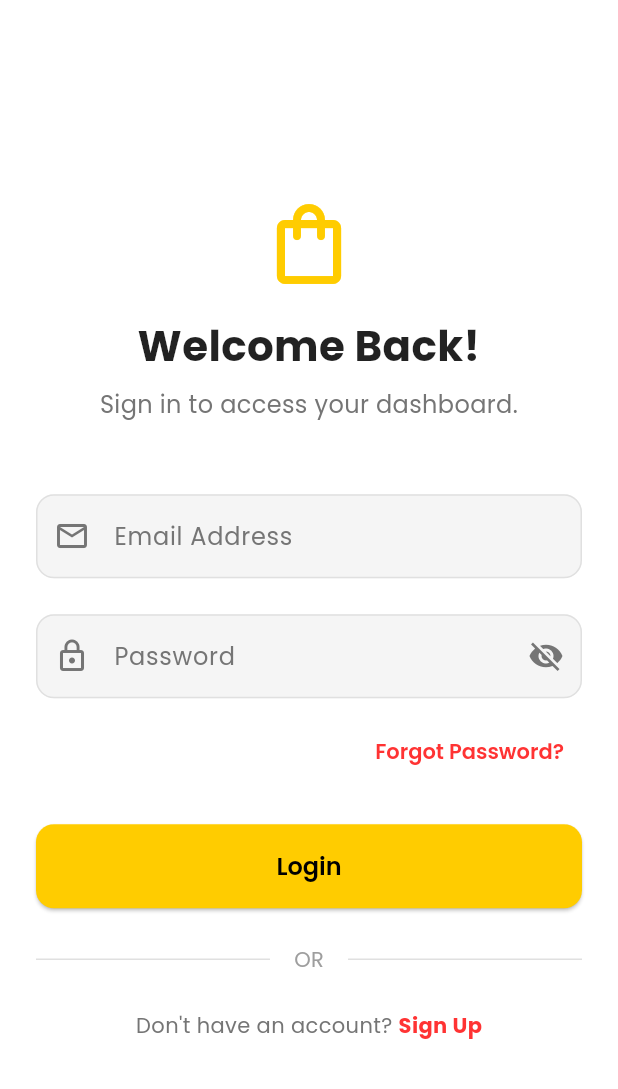
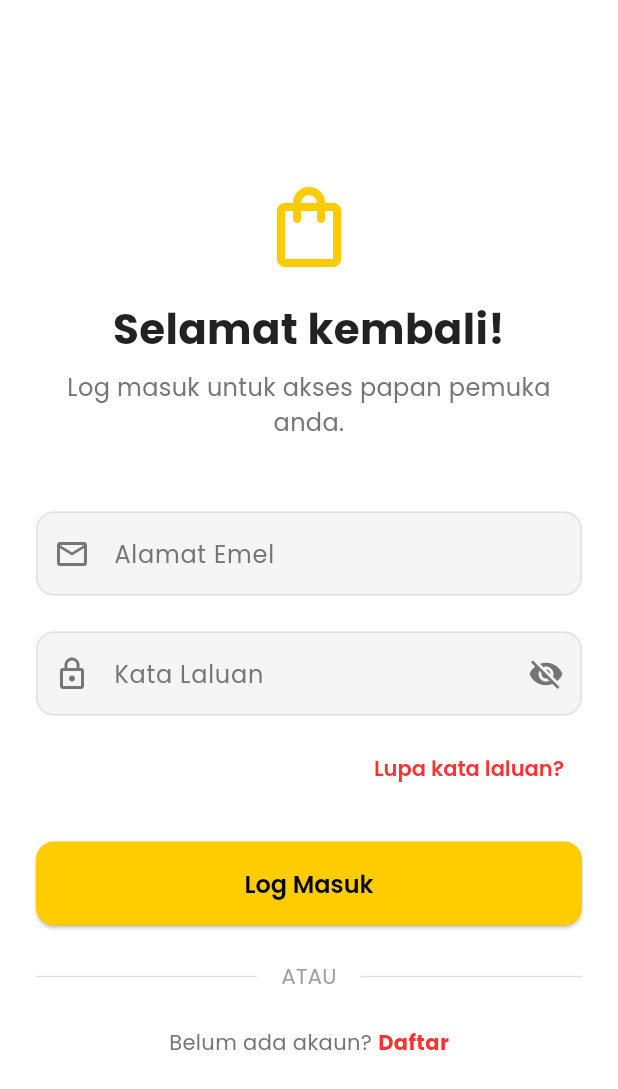
Before and after one commit to hifzh4n/pos, a Flutter app: the screen it shows after launch, on a phone screen of 412 x 824 dp. Shown: the top 1089 px of the screen. Run offline on Flutter 3.47's test engine with Material 3 defaults, Android fonts, the phone set to English and light mode, and no system bars; our stand-ins replace google_fonts, supabase_flutter; accounts and stored records are empty.

Commit message:
Translate UI to Malay

```diff
--- a/lib/main.dart
+++ b/lib/main.dart
@@ -20,7 +20,7 @@ class MyApp extends StatelessWidget {
   @override
   Widget build(BuildContext context) {
     return MaterialApp(
-      title: 'POS System',
+      title: 'Sistem POS',
       debugShowCheckedModeBanner: false,
       theme: AppTheme.lightTheme,
       home: Supabase.instance.client.auth.currentSession != null
--- a/lib/screens/login_screen.dart
+++ b/lib/screens/login_screen.dart
@@ -39,19 +39,21 @@ class _LoginScreenState extends State<LoginScreen> {
           MaterialPageRoute(builder: (_) => const DashboardScreen()),
         );
       }
-    } on AuthException catch (error) {
+    } on AuthException catch (_) {
       if (!mounted) return;
       ScaffoldMessenger.of(context).showSnackBar(
         SnackBar(
-          content: Text(error.message),
+          content: const Text(
+            'Log masuk gagal. Sila semak emel dan kata laluan.',
+          ),
           backgroundColor: AppTheme.secondaryRed,
         ),
       );
-    } catch (error) {
+    } catch (_) {
       if (!mounted) return;
       ScaffoldMessenger.of(context).showSnackBar(
         SnackBar(
-          content: Text('Ralat: $error'),
+          content: const Text('Ralat tidak dijangka. Sila cuba lagi.'),
           backgroundColor: AppTheme.secondaryRed,
         ),
       );
@@ -85,7 +87,7 @@ class _LoginScreenState extends State<LoginScreen> {
                         ),
                         const SizedBox(height: 16),
                         Text(
-                          'Welcome Back!',
+                          'Selamat kembali!',
                           textAlign: TextAlign.center,
                           style: GoogleFonts.poppins(
                             fontSize: 28,
@@ -95,7 +97,7 @@ class _LoginScreenState extends State<LoginScreen> {
                         ),
                         const SizedBox(height: 8),
                         Text(
-                          'Sign in to access your dashboard.',
+                          'Log masuk untuk akses papan pemuka anda.',
                           textAlign: TextAlign.center,
                           style: GoogleFonts.poppins(
                             fontSize: 16,
@@ -108,7 +110,7 @@ class _LoginScreenState extends State<LoginScreen> {
                           controller: _emailController,
                           keyboardType: TextInputType.emailAddress,
                           decoration: InputDecoration(
-                            labelText: 'Email Address',
+                            labelText: 'Alamat Emel',
                             prefixIcon: Icon(
                               Icons.email_outlined,
                               color: Colors.grey[600],
@@ -116,9 +118,9 @@ class _LoginScreenState extends State<LoginScreen> {
                           ),
                           validator: (value) {
                             if (value == null || value.isEmpty)
-                              return 'Please enter your email';
+                              return 'Sila masukkan emel anda';
                             if (!value.contains('@'))
-                              return 'Enter a valid email';
+                              return 'Masukkan emel yang sah';
                             return null;
                           },
                         ),
@@ -128,7 +130,7 @@ class _LoginScreenState extends State<LoginScreen> {
                           controller: _passwordController,
                           obscureText: _obscurePassword,
                           decoration: InputDecoration(
-                            labelText: 'Password',
+                            labelText: 'Kata Laluan',
                             prefixIcon: Icon(
                               Icons.lock_outline,
                               color: Colors.grey[600],
@@ -149,7 +151,7 @@ class _LoginScreenState extends State<LoginScreen> {
                           ),
                           validator: (value) {
                             if (value == null || value.isEmpty)
-                              return 'Please enter your password';
+                              return 'Sila masukkan kata laluan';
                             return null;
                           },
                         ),
@@ -161,7 +163,7 @@ class _LoginScreenState extends State<LoginScreen> {
                             onPressed: () {
                               // TODO: Implement Forgot Password logic if needed
                             },
-                            child: const Text('Forgot Password?'),
+                            child: const Text('Lupa kata laluan?'),
                           ),
                         ),
                         const SizedBox(height: 24),
@@ -176,7 +178,7 @@ class _LoginScreenState extends State<LoginScreen> {
                                     color: Colors.black,
                                   ),
                                 )
-                              : const Text('Login'),
+                              : const Text('Log Masuk'),
                         ),
                         const SizedBox(height: 24),
 
@@ -188,7 +190,7 @@ class _LoginScreenState extends State<LoginScreen> {
                                 horizontal: 16,
                               ),
                               child: Text(
-                                'OR',
+                                'ATAU',
                                 style: GoogleFonts.poppins(
                                   color: Colors.grey[500],
                                 ),
@@ -203,7 +205,7 @@ class _LoginScreenState extends State<LoginScreen> {
                           mainAxisAlignment: MainAxisAlignment.center,
                           children: [
                             Text(
-                              "Don't have an account? ",
+                              'Belum ada akaun? ',
                               style: GoogleFonts.poppins(
                                 color: Colors.grey[600],
                               ),
@@ -218,7 +220,7 @@ class _LoginScreenState extends State<LoginScreen> {
                                 );
                               },
                               child: Text(
-                                'Sign Up',
+                                'Daftar',
                                 style: GoogleFonts.poppins(
                                   fontWeight: FontWeight.bold,
                                   color: AppTheme.secondaryRed,
--- a/lib/screens/register_screen.dart
+++ b/lib/screens/register_screen.dart
@@ -52,19 +52,19 @@ class _RegisterScreenState extends State<RegisterScreen> {
           MaterialPageRoute(builder: (_) => const LoginScreen()),
         );
       }
-    } on AuthException catch (error) {
+    } on AuthException catch (_) {
       if (!mounted) return;
       ScaffoldMessenger.of(context).showSnackBar(
         SnackBar(
-          content: Text(error.message),
+          content: const Text('Pendaftaran gagal. Sila cuba lagi.'),
           backgroundColor: AppTheme.secondaryRed,
         ),
       );
-    } catch (error) {
+    } catch (_) {
       if (!mounted) return;
       ScaffoldMessenger.of(context).showSnackBar(
         SnackBar(
-          content: Text('Ralat: $error'),
+          content: const Text('Ralat tidak dijangka. Sila cuba lagi.'),
           backgroundColor: AppTheme.secondaryRed,
         ),
       );
@@ -98,7 +98,7 @@ class _RegisterScreenState extends State<RegisterScreen> {
 
                   // Title
                   Text(
-                    'Create Account',
+                    'Cipta Akaun',
                     textAlign: TextAlign.center,
                     style: GoogleFonts.poppins(
                       fontSize: 28,
@@ -108,7 +108,7 @@ class _RegisterScreenState extends State<RegisterScreen> {
                   ),
                   const SizedBox(height: 8),
                   Text(
-                    'Join us to start managing your point of sale.',
+                    'Sertai kami untuk mula mengurus sistem jualan anda.',
                     textAlign: TextAlign.center,
                     style: GoogleFonts.poppins(
                       fontSize: 14,
@@ -122,7 +122,7 @@ class _RegisterScreenState extends State<RegisterScreen> {
                     controller: _nameController,
                     keyboardType: TextInputType.name,
                     decoration: InputDecoration(
-                      labelText: 'Full Name',
+                      labelText: 'Nama Penuh',
                       prefixIcon: Icon(
                         Icons.person_outline,
                         color: Colors.grey[600],
@@ -133,7 +133,7 @@ class _RegisterScreenState extends State<RegisterScreen> {
                     ),
                     validator: (value) {
                       if (value == null || value.isEmpty)
-                        return 'Please enter your full name';
+                        return 'Sila masukkan nama penuh anda';
                       return null;
                     },
                   ),
@@ -144,7 +144,7 @@ class _RegisterScreenState extends State<RegisterScreen> {
                     controller: _emailController,
                     keyboardType: TextInputType.emailAddress,
                     decoration: InputDecoration(
-                      labelText: 'Email Address',
+                      labelText: 'Alamat Emel',
                       prefixIcon: Icon(
                         Icons.email_outlined,
                         color: Colors.grey[600],
@@ -155,8 +155,8 @@ class _RegisterScreenState extends State<RegisterScreen> {
                     ),
                     validator: (value) {
                       if (value == null || value.isEmpty)
-                        return 'Please enter your email';
-                      if (!value.contains('@')) return 'Enter a valid email';
+                        return 'Sila masukkan emel anda';
+                      if (!value.contains('@')) return 'Masukkan emel yang sah';
                       return null;
                     },
                   ),
@@ -167,7 +167,7 @@ class _RegisterScreenState extends State<RegisterScreen> {
                     controller: _passwordController,
                     obscureText: _obscurePassword,
                     decoration: InputDecoration(
-                      labelText: 'Password',
+                      labelText: 'Kata Laluan',
                       prefixIcon: Icon(
                         Icons.lock_outline,
                         color: Colors.grey[600],
@@ -191,7 +191,7 @@ class _RegisterScreenState extends State<RegisterScreen> {
                     ),
                     validator: (value) {
                       if (value == null || value.length < 6)
-                        return 'Password must be at least 6 characters';
+                        return 'Kata laluan mesti sekurang-kurangnya 6 aksara';
                       return null;
                     },
                   ),
@@ -217,7 +217,7 @@ class _RegisterScreenState extends State<RegisterScreen> {
                               color: Colors.white,
                             ),
                           )
-                        : const Text('Sign Up'),
+                        : const Text('Daftar'),
                   ),
                   const SizedBox(height: 24),
 
@@ -226,7 +226,7 @@ class _RegisterScreenState extends State<RegisterScreen> {
                     mainAxisAlignment: MainAxisAlignment.center,
                     children: [
                       Text(
-                        "Already have an account? ",
+                        'Sudah ada akaun? ',
                         style: GoogleFonts.poppins(color: Colors.grey[600]),
                       ),
                       GestureDetector(
@@ -239,7 +239,7 @@ class _RegisterScreenState extends State<RegisterScreen> {
                           );
                         },
                         child: Text(
-                          'Login',
+                          'Log Masuk',
                           style: GoogleFonts.poppins(
                             fontWeight: FontWeight.bold,
                             color: AppTheme.primaryYellow,
```
Also changed, not shown: lib/screens/dashboard_screen.dart (+13 -11 lines), lib/screens/menu_screen.dart (+4 -4 lines), lib/screens/order_screen.dart (+10 -10 lines), lib/screens/statistic_screen.dart (+14 -14 lines).
